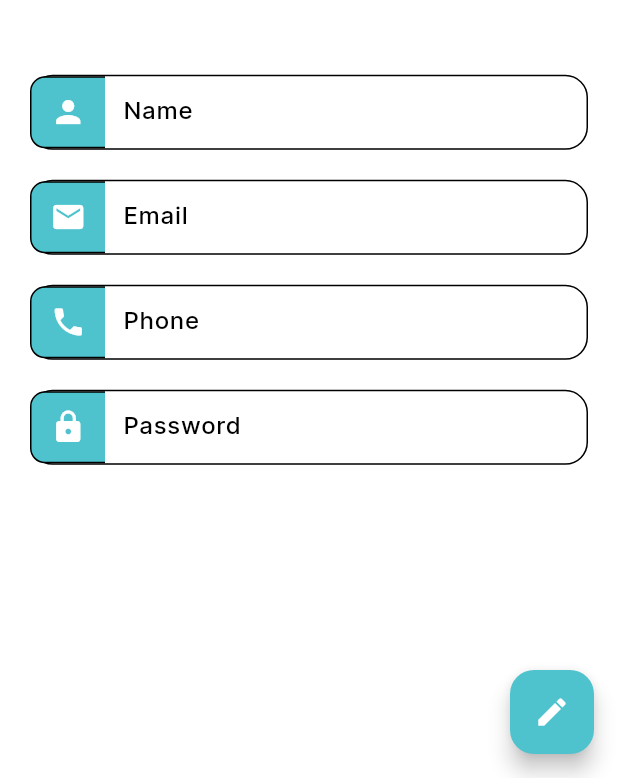
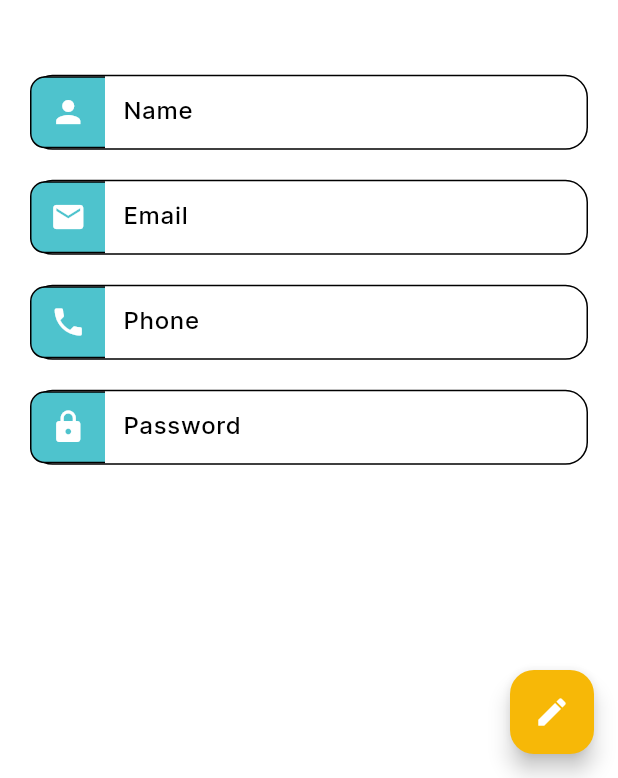
Before and after one commit to mahmoudmavia19/unibus, a Flutter app: the MainScreen screen opened by its route, after a tap on the "settings" icon, on a phone screen of 412 x 824 dp, the part 458-1236 px from its top. Run offline on Flutter 3.47's test engine with Material 3 defaults, Android fonts, the phone set to English and light mode, and no system bars; our stand-ins replace cached_network_image, connectivity_plus, flutter_rating_bar, flutter_svg, geocoding, get and 5 more; accounts and stored records are empty; project files that could hold a hidden picture were left out.

Commit message:
student ui part 2

```diff
--- a/lib/core/utils/app_strings.dart
+++ b/lib/core/utils/app_strings.dart
@@ -67,6 +67,7 @@ class AppStrings {
   static const String liveTrip = 'Live Trips';
   static const String student = 'Students';
   static const String employee = 'Employees';
+  static const String userProfile  = 'User Profile';
 
 
 
--- a/lib/presentation/switch_screen.dart
+++ b/lib/presentation/switch_screen.dart
@@ -16,13 +16,13 @@ class SwitchScreen extends StatelessWidget {
             Image.asset(ImageConstant.imgLogo,height: 100.adaptSize,width: 100.adaptSize,),
             TextButton(onPressed: (){
               Get.toNamed(AppRoutes.adminProfileScreen);
-            }, child: Text('Admin')),
+            }, child: Text('Admin',style: TextStyle(fontSize: 20.0),)),
             TextButton(onPressed: (){
               Get.toNamed(AppRoutes.companyProfileScreen);
-            }, child: Text('Company')),
+            }, child: Text('Company',style: TextStyle(fontSize: 20.0),)),
             TextButton(onPressed: (){
               Get.offAndToNamed(AppRoutes.userMain);
-            }, child: Text('User')),
+            }, child: Text('User',style: TextStyle(fontSize: 20.0),)),
           ]
         ),
       )
--- a/lib/presentation/user/company_district/company_district.dart
+++ b/lib/presentation/user/company_district/company_district.dart
@@ -18,7 +18,9 @@ class CompanyDistrictScreen extends StatelessWidget {
       ),
       body: Column(
         children: [
-          Row(
+          Container(
+            color: PrimaryColors().primary2,
+            child: Row(
               mainAxisAlignment: MainAxisAlignment.center,
               children: [
                 Stack(
@@ -41,6 +43,7 @@ class CompanyDistrictScreen extends StatelessWidget {
                   ],
                 ),
               ],
+            ),
           ),
           Container(
             padding:EdgeInsets.all(20) ,
--- a/lib/presentation/user/history/history_screen.dart
+++ b/lib/presentation/user/history/history_screen.dart
@@ -14,7 +14,7 @@ class HistoryScreen extends StatelessWidget {
           return Column(
             children: [
               ListTile(
-                leading: Icon(Icons.bus_alert_outlined,size: 30,color: theme.primaryColor,),
+                leading: Icon(Icons.bus_alert_outlined,size: 30,color:PrimaryColors().primary2,),
                 title: Text('Driver name',style: TextStyle(color: theme.primaryColor,fontWeight: FontWeight.bold),),
                 subtitle: Column(
                   crossAxisAlignment: CrossAxisAlignment.start,
--- a/lib/presentation/user/main/main_screen.dart
+++ b/lib/presentation/user/main/main_screen.dart
@@ -30,7 +30,8 @@ class MainScreen extends GetWidget<UserMainController> {
          HomeScreen(),
           MapTripScreen(),
           NotificationScreen(),
-          HistoryScreen()
+          HistoryScreen(),
+          UserProfileScreen(),
         ],
         onPageChanged: (value) {
           controller.changeIndex(value);
@@ -42,6 +43,7 @@ class MainScreen extends GetWidget<UserMainController> {
               BottomNavigationBarItem(icon: Icon(Icons.map_outlined), label: 'Map'),
               BottomNavigationBarItem(icon: Icon(Icons.notifications), label: 'Notifications'),
               BottomNavigationBarItem(icon: Icon(Icons.reviews), label: 'Reviews'),
+              BottomNavigationBarItem(icon: Icon(Icons.settings), label: 'Settings'),
             ],
             currentIndex: controller.selectedIndex.value,
             onTap: (index){
--- a/lib/presentation/user/user_profile/user_profile.dart
+++ b/lib/presentation/user/user_profile/user_profile.dart
@@ -1,8 +1,6 @@
 import 'package:flutter/material.dart';
 import 'package:unibus/core/app_export.dart';
 import 'package:unibus/core/utils/app_strings.dart';
-
-import '../../../widgets/drawer/comapnyDrawer.dart';
 import 'controller/user_profile_controller.dart';
 
 class UserProfileScreen  extends StatelessWidget {
@@ -10,7 +8,7 @@ class UserProfileScreen  extends StatelessWidget {
   @override
   Widget build(BuildContext context) {
     return Obx(()=>Scaffold(
-        body: Center(
+         body: Center(
           child: SingleChildScrollView(
             padding: EdgeInsets.all(20.0),
             child: Column(
--- a/lib/theme/theme_helper.dart
+++ b/lib/theme/theme_helper.dart
@@ -112,8 +112,16 @@ class ThemeHelper {
         space: 1,
         color:Colors.black26,
       ),
+      textButtonTheme: TextButtonThemeData(
+        style: TextButton.styleFrom(
+          foregroundColor: PrimaryColors().primary2
+        )
+      ),
       tabBarTheme: TabBarTheme(
         dividerColor: Colors.black26
+      ),
+      floatingActionButtonTheme: FloatingActionButtonThemeData(
+        backgroundColor: PrimaryColors().primary2
       )
     );
   }
@@ -214,6 +222,7 @@ class PrimaryColors {
 
   // Yellow
   Color get yellow700 => Color(0XFFFFC732);
+  Color get primary2 => Color(0xFFF7B807);
 }
 
 /// Class containing custom colors for a secondary theme.
```
Also changed, not shown: 1 other file. Lines whose indentation alone changed are shown as unchanged.
